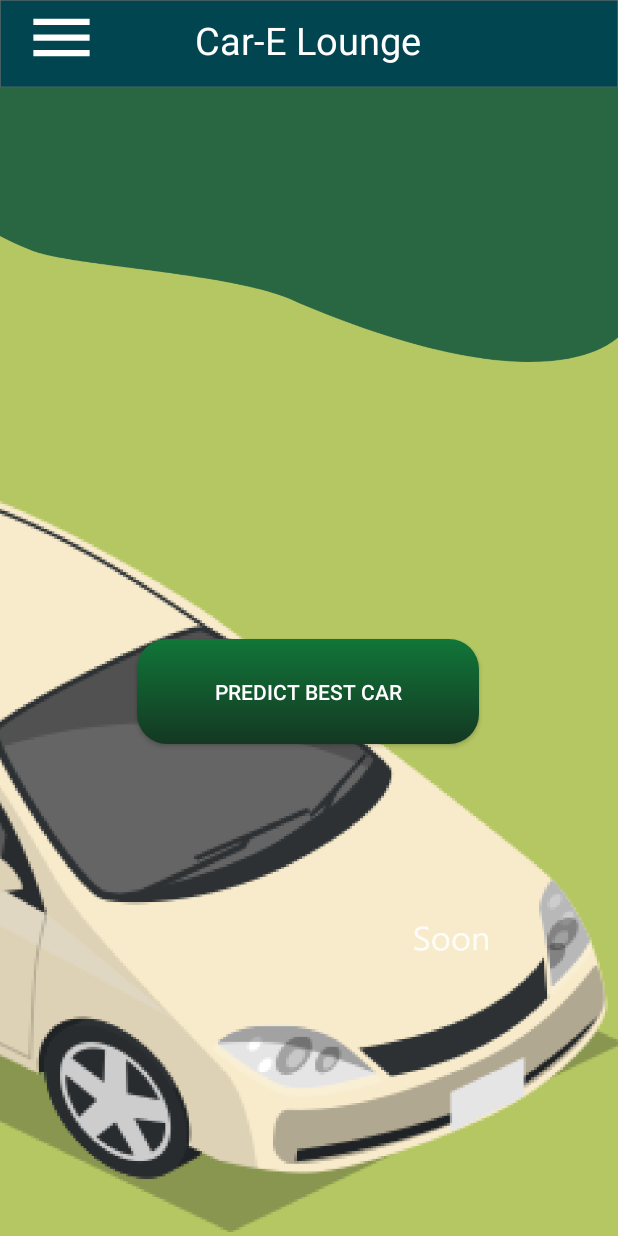
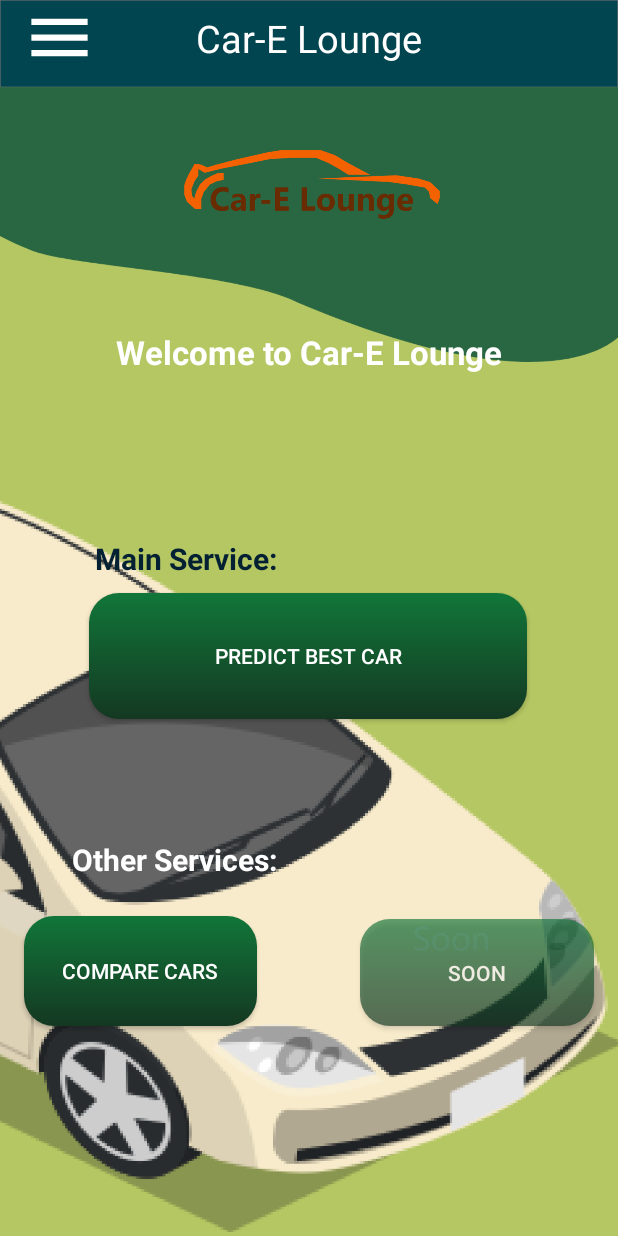
Before and after one commit to WasAlsharif/Car-E-Lounge, an Android app: the screen it shows after launch (Car_E_Lounge), on a phone screen of 412 x 824 dp. Run offline under Robolectric (Android 15) with nearby library versions, the light colour scheme and no system bars.

Commit message:
Finished Design of Main activity

```diff
--- a/app/src/main/java/com/example/car_eloung/Car_E_Lounge.java
+++ b/app/src/main/java/com/example/car_eloung/Car_E_Lounge.java
@@ -1,14 +1,17 @@
 package com.example.car_eloung;
 
+import android.content.Intent;
 import android.os.Bundle;
 
 import com.google.android.material.floatingactionbutton.FloatingActionButton;
 import com.google.android.material.snackbar.Snackbar;
 
 import androidx.appcompat.app.AppCompatActivity;
+import androidx.appcompat.widget.ButtonBarLayout;
 import androidx.appcompat.widget.Toolbar;
 
 import android.view.View;
+import android.widget.Button;
 
 public class Car_E_Lounge extends AppCompatActivity {
 
@@ -17,6 +20,24 @@ public class Car_E_Lounge extends AppCompatActivity {
         super.onCreate(savedInstanceState);
         setContentView(R.layout.activity_car__e__lounge);
 
+        Button button = (Button)findViewById(R.id.button);
+        Button button2 = (Button)findViewById(R.id.button2);
+
+        button.setOnClickListener(new View.OnClickListener() {
+            @Override
+            public void onClick(View v) {
+                startActivity(new Intent(Car_E_Lounge.this, Questionnaire.class));
+            }
+        });
+        button2.setOnClickListener(new View.OnClickListener() {
+            @Override
+            public void onClick(View v) {
+                startActivity(new Intent(Car_E_Lounge.this, Car.class));
+            }
+        });
+
+
+
     }
 
 }
--- a/app/src/main/res/drawable/buttonshape.xml
+++ b/app/src/main/res/drawable/buttonshape.xml
@@ -6,14 +6,16 @@
             <gradient
                 android:startColor="#117639"
                 android:endColor="#143822"
-                android:angle="270" />
+                android:angle="270"
+                />
             <corners
                 android:radius="20dp" />
             <padding
                 android:left="10dp"
                 android:top="10dp"
                 android:right="10dp"
-                android:bottom="10dp" />
+                android:bottom="10dp"
+                />
         </shape>
     </item>
 </selector>
--- a/app/src/main/res/layout/activity_car__e__lounge.xml
+++ b/app/src/main/res/layout/activity_car__e__lounge.xml
@@ -4,21 +4,19 @@
     xmlns:tools="http://schemas.android.com/tools"
     android:layout_width="match_parent"
     android:layout_height="match_parent"
-    tools:context=".logo_activity"
     android:background="@drawable/mainbackground"
-    >
+    tools:context=".logo_activity">
 
 
     <TextView
         android:id="@+id/textView"
         android:layout_width="wrap_content"
         android:layout_height="wrap_content"
-        android:layout_marginTop="9dp"
+        android:layout_marginTop="8dp"
         android:text="Car-E Lounge"
         android:textColor="#FFFFFF"
         android:textSize="25dp"
         app:layout_constraintEnd_toEndOf="parent"
-        app:layout_constraintHorizontal_bias="0.498"
         app:layout_constraintStart_toStartOf="parent"
         app:layout_constraintTop_toTopOf="parent" />
 
@@ -27,7 +25,7 @@
         android:layout_width="50dp"
         android:layout_height="50dp"
         app:layout_constraintEnd_toStartOf="@+id/textView"
-        app:layout_constraintHorizontal_bias="0.197"
+        app:layout_constraintHorizontal_bias="0.185"
         app:layout_constraintStart_toStartOf="parent"
         app:layout_constraintTop_toTopOf="parent"
         app:srcCompat="@drawable/menuicon"
@@ -35,14 +33,95 @@
 
     <Button
         android:id="@+id/button"
-        android:layout_width="228dp"
-        android:layout_height="70dp"
-        android:layout_marginBottom="328dp"
+        android:layout_width="292dp"
+        android:layout_height="84dp"
+        android:layout_marginBottom="80dp"
         android:background="@drawable/buttonshape"
         android:text="Predict Best Car"
         android:textColor="#FFFFFF"
-        app:layout_constraintBottom_toBottomOf="parent"
+        app:layout_constraintBottom_toTopOf="@+id/textView5"
+        app:layout_constraintEnd_toEndOf="parent"
+        app:layout_constraintHorizontal_bias="0.495"
+        app:layout_constraintStart_toStartOf="parent" />
+
+    <ImageView
+        android:id="@+id/imageView4"
+        android:layout_width="208dp"
+        android:layout_height="130dp"
+        android:layout_marginTop="16dp"
         app:layout_constraintEnd_toEndOf="parent"
         app:layout_constraintHorizontal_bias="0.497"
+        app:layout_constraintStart_toStartOf="parent"
+        app:layout_constraintTop_toBottomOf="@+id/textView"
+        app:srcCompat="@drawable/logo2" />
+
+    <TextView
+        android:id="@+id/textView2"
+        android:layout_width="wrap_content"
+        android:layout_height="wrap_content"
+        android:text="Welcome to Car-E Lounge"
+        android:textColor="@android:color/white"
+        android:textSize="22dp"
+        android:textStyle="bold"
+        app:layout_constraintBottom_toTopOf="@+id/button"
+        app:layout_constraintEnd_toEndOf="parent"
+        app:layout_constraintStart_toStartOf="parent"
+        app:layout_constraintTop_toBottomOf="@+id/imageView4"
+        app:layout_constraintVertical_bias="0.178" />
+
+    <TextView
+        android:id="@+id/textView3"
+        android:layout_width="wrap_content"
+        android:layout_height="wrap_content"
+        android:layout_marginBottom="9dp"
+        android:text="Main Service:"
+        android:textColor="#032133"
+        android:textSize="20dp"
+        android:textStyle="bold"
+        app:layout_constraintBottom_toTopOf="@+id/button"
+        app:layout_constraintEnd_toEndOf="parent"
+        app:layout_constraintHorizontal_bias="0.219"
         app:layout_constraintStart_toStartOf="parent" />
+
+    <TextView
+        android:id="@+id/textView5"
+        android:layout_width="wrap_content"
+        android:layout_height="wrap_content"
+        android:layout_marginStart="48dp"
+        android:layout_marginLeft="48dp"
+        android:layout_marginBottom="24dp"
+        android:text="Other Services:"
+        android:textColor="@android:color/white"
+        android:textSize="20dp"
+        android:textStyle="bold"
+        app:layout_constraintBottom_toTopOf="@+id/button2"
+        app:layout_constraintStart_toStartOf="parent" />
+
+    <Button
+        android:id="@+id/button2"
+        android:layout_width="155dp"
+        android:layout_height="73dp"
+        android:layout_marginStart="16dp"
+        android:layout_marginLeft="16dp"
+        android:layout_marginBottom="140dp"
+        android:background="@drawable/buttonshape"
+        android:text="Compare cars"
+        android:textColor="#FFFFFF"
+        app:layout_constraintBottom_toBottomOf="parent"
+        app:layout_constraintStart_toStartOf="parent" />
+
+    <Button
+        android:id="@+id/button3"
+        android:layout_width="156dp"
+        android:layout_height="71dp"
+        android:layout_marginEnd="16dp"
+        android:layout_marginRight="16dp"
+        android:layout_marginBottom="140dp"
+        android:alpha="0.65"
+        android:background="@drawable/buttonshape"
+        android:text="Soon"
+        android:textColor="#FFFFFF"
+        app:layout_constraintBottom_toBottomOf="parent"
+        app:layout_constraintEnd_toEndOf="parent" />
+
 </androidx.constraintlayout.widget.ConstraintLayout>
```
Also changed, not shown: app/src/main/res/drawable/logo2.png (added).
